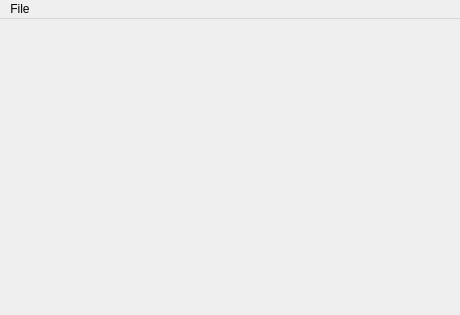
Above: DrawingsMirror/Source/src/MainWindow.ui from domi4484/ZumMaschine before the change. Below: the same form after it.
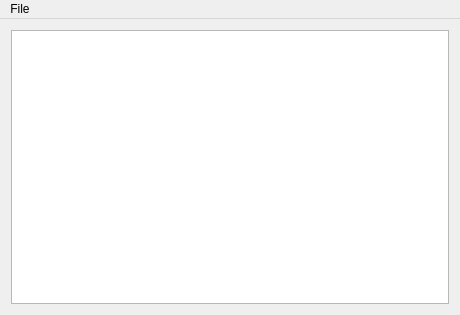
That is the form after the change.

```diff
--- a/DrawingsMirror/Source/src/MainWindow.ui
+++ b/DrawingsMirror/Source/src/MainWindow.ui
@@ -14,7 +14,11 @@
    <string>PixelMeter</string>
   </property>
   <widget class="QWidget" name="centralWidget">
-   <layout class="QGridLayout" name="gridLayout"/>
+   <layout class="QGridLayout" name="gridLayout">
+    <item row="0" column="0">
+     <widget class="QTreeView" name="m_QTreeView_FileSystem"/>
+    </item>
+   </layout>
   </widget>
   <widget class="QMenuBar" name="menuBar">
    <property name="geometry">
```
Left out of the diff: 4 changed lines with no effect on the pictures.
